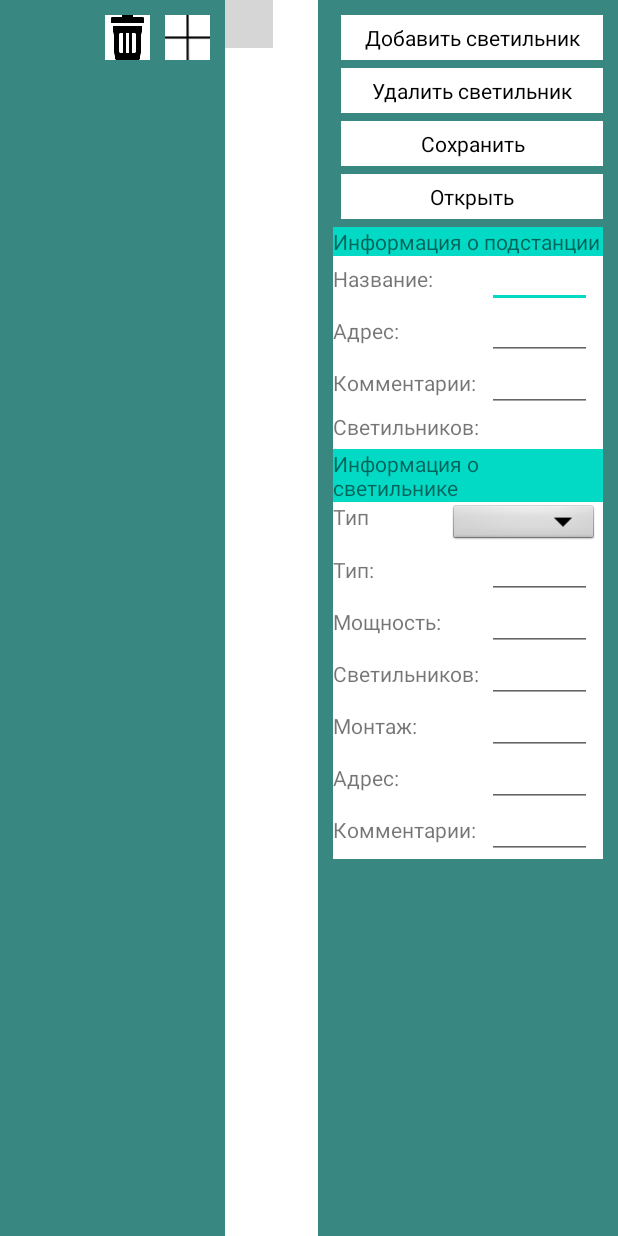
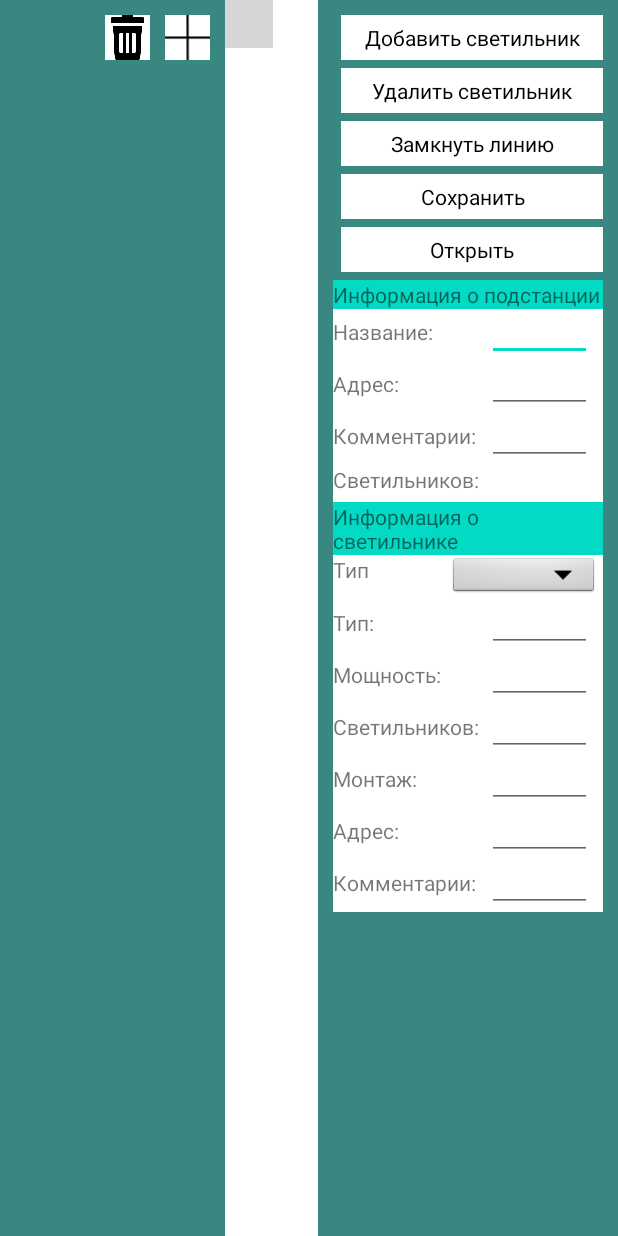
Before and after one commit to anto1e/NaruzhkaApp, an Android app: the layout activity_main.xml on its own in the app's theme, with its tools: preview values and no code run, on a phone screen of 412 x 824 dp. Run offline under Robolectric (Android 15) with nearby library versions, the phone set to English and light mode, and no system bars; plain views replace MapView; grey boxes are pictures that could not be loaded.

Commit message:
Добавлено отображение линий электропередач

```diff
--- a/NaruzhkaApp/app/src/main/java/com/example/naruzhkaapp/FileParser.java
+++ b/NaruzhkaApp/app/src/main/java/com/example/naruzhkaapp/FileParser.java
@@ -157,6 +157,8 @@ public class FileParser {
             }
             Variables.filePath = path;
             Methods.showTpsAndLamps();
+            Methods.clearPolylines();
+            Methods.displayPolylines();
 
         } catch (IOException e) {
             e.printStackTrace();
--- a/NaruzhkaApp/app/src/main/res/layout/activity_main.xml
+++ b/NaruzhkaApp/app/src/main/res/layout/activity_main.xml
@@ -117,6 +117,18 @@
                     android:layout_width="match_parent"
                     android:layout_height="30dp"
                     android:text="Удалить светильник"
+                    android:textAlignment="center"
+                    android:paddingTop="5dp"
+                    android:textColor="@color/black"
+                    android:background="@color/white"
+                    android:layout_marginLeft="5dp"
+                    android:layout_marginBottom="5dp"
+                    />
+                <TextView
+                    android:id="@+id/addPolylines"
+                    android:layout_width="match_parent"
+                    android:layout_height="30dp"
+                    android:text="Замкнуть линию"
                     android:textAlignment="center"
                     android:paddingTop="5dp"
                     android:textColor="@color/black"
```
Also changed, not shown: NaruzhkaApp/app/src/main/java/com/example/naruzhkaapp/Buttons.java (+9 -0 lines), NaruzhkaApp/app/src/main/java/com/example/naruzhkaapp/Methods.java (+39 -0 lines), NaruzhkaApp/app/src/main/java/com/example/naruzhkaapp/Variables.java (+9 -0 lines).
